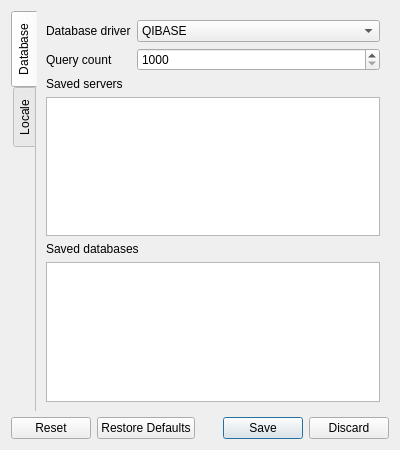
Above: settingsdialog.ui from Kuszki/EW-Database before the change. Below: the same form after it.
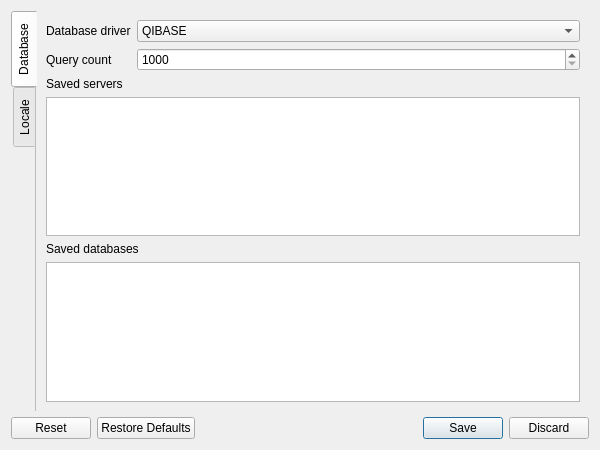
That is the form after the change. Icons and pictures are not drawn.

Diff of the .ui file:
```diff
--- a/settingsdialog.ui
+++ b/settingsdialog.ui
@@ -6,7 +6,7 @@
    <rect>
     <x>0</x>
     <y>0</y>
-    <width>400</width>
+    <width>600</width>
     <height>450</height>
    </rect>
   </property>
```
Left out of the diff: 5 changed lines with no effect on the pictures.
